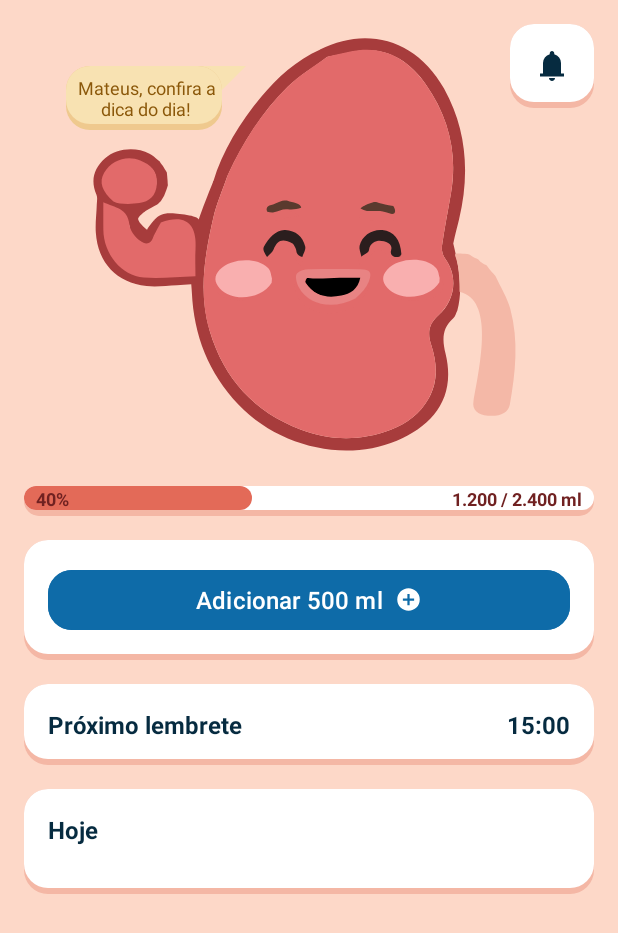
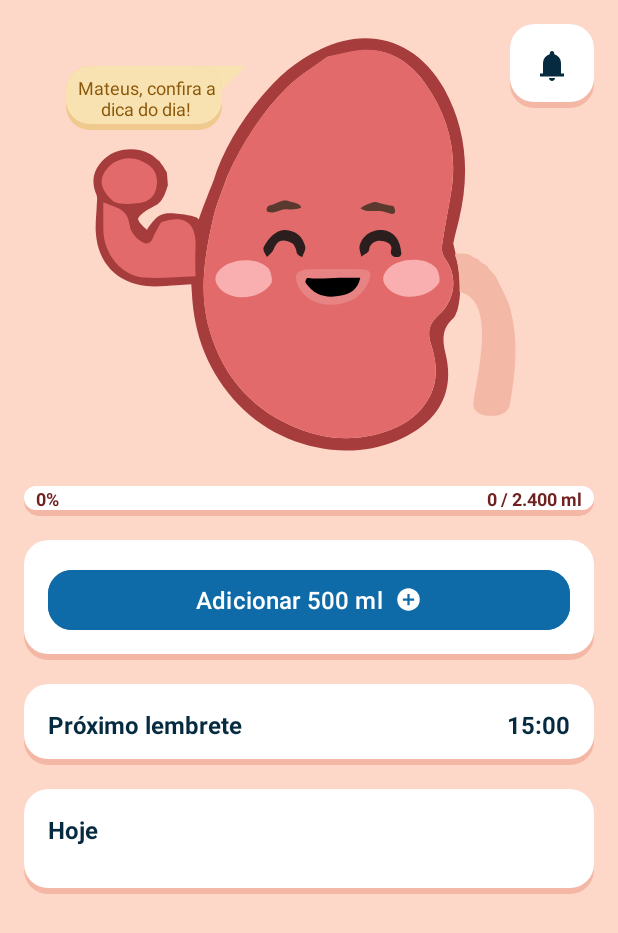
Before and after one commit to MateusPitura/app-android-kidney, an Android app: the screen it shows after launch (MainActivity), on a phone screen of 412 x 824 dp. Shown: the top 933 px of the screen. Run offline under Robolectric (Android 15) with nearby library versions, the phone set to English and light mode, and no system bars; our stand-ins replace Room's generated code.

```diff
--- a/app/src/main/java/com/example/my_kidney_app/DrinkDao.kt
+++ b/app/src/main/java/com/example/my_kidney_app/DrinkDao.kt
@@ -17,6 +17,11 @@ interface DrinkDao {
         ORDER BY timestamp DESC
     """)
     fun getTodayDrinks(): Flow<List<Drink>>
+    @Query("""
+        SELECT SUM(milliliters) FROM drink
+        WHERE date(datetime(timestamp / 1000, 'unixepoch', 'localtime')) = date('now', 'localtime')
+    """)
+    fun getTodayAmount(): Flow<Int?>
     @Query("DELETE FROM drink WHERE id = :id")
     suspend fun deleteById(id: Int)
     @Update
--- a/app/src/main/java/com/example/my_kidney_app/MainActivity.kt
+++ b/app/src/main/java/com/example/my_kidney_app/MainActivity.kt
@@ -11,6 +11,7 @@ import android.widget.ScrollView
 import android.widget.TextView
 import androidx.activity.enableEdgeToEdge
 import androidx.appcompat.app.AppCompatActivity
+import androidx.constraintlayout.widget.ConstraintLayout
 import androidx.core.content.ContextCompat
 import androidx.core.view.ViewCompat
 import androidx.core.view.WindowInsetsCompat
@@ -32,6 +33,10 @@ class MainActivity : AppCompatActivity() {
     private lateinit var deleteDrink: Button
     private lateinit var editDrink: Button
     private lateinit var rootView: ScrollView
+    private lateinit var amountBar: View
+    private lateinit var amountPercent: TextView
+    private lateinit var amountTotal: TextView
+    private lateinit var kidney: ImageView
 
     private val amountValues = arrayOf(
         R.id.amount_value_1000,
@@ -73,12 +78,14 @@ class MainActivity : AppCompatActivity() {
         db = AppDataBase.getDatabase(this)
 
         rootView = findViewById<ScrollView>(R.id.main)
-
-        val img = findViewById<ImageView>(R.id.kidney)
+        kidney = findViewById<ImageView>(R.id.kidney)
         addWater = findViewById<Button>(R.id.add_water)
         todayDrink = findViewById<ListView>(R.id.today_drinks)
+        amountBar = findViewById<View>(R.id.amount_bar)
+        amountPercent = findViewById<TextView>(R.id.amount_percent)
+        amountTotal = findViewById<TextView>(R.id.amount_total)
 
-        (img.drawable as? Animatable)?.start()
+        (kidney.drawable as? Animatable)?.start() // Inicia a animação dos olhos
 
         addWater.setOnClickListener {
             val newEntity = Drink(milliliters = 400)
@@ -94,6 +101,22 @@ class MainActivity : AppCompatActivity() {
             bottomSheet.dismiss()
         }
 
+        val amountBarParams = amountBar.layoutParams as ConstraintLayout.LayoutParams
+
+        lifecycleScope.launch {
+            db.drinkDao().getTodayAmount().collectLatest { amount ->
+                var percent = 0f
+                if (amount !== null) {
+                    percent = if (amount >= 2400) 1f else amount / 2400.toFloat() // 2400.toFloat() evita truncamento
+                }
+                amountBarParams.matchConstraintPercentWidth = percent
+                amountPercent.text = "${(percent * 100).toInt()}%"
+                amountTotal.text = "${amount ?: 0} / 2.400 ml"
+
+                amountBar.layoutParams = amountBarParams
+            }
+        }
+
         lifecycleScope.launch {
             db.drinkDao().getTodayDrinks().collectLatest { items ->
                 val adapter = DrinkAdapter(
@@ -103,7 +126,8 @@ class MainActivity : AppCompatActivity() {
                         val millilitersParsed = drink.milliliters.toString().padStart(4, '0')
                         for (i in amountValues.indices) {
                             val upButton = view.findViewById<ImageButton>(amountButtons[i])
-                            val downButton = view.findViewById<ImageButton>(amountButtons[i + 4])
+                            val downButton =
+                                view.findViewById<ImageButton>(amountButtons[i + 4])
                             val value = view.findViewById<TextView>(amountValues[i])
                             value.text = millilitersParsed[i].toString()
                             handleValue(upButton, value, 1, { v -> v < 9 })
@@ -136,14 +160,26 @@ class MainActivity : AppCompatActivity() {
                         deleteDrink.setOnClickListener {
                             lifecycleScope.launch {
                                 db.drinkDao().deleteById(drink.id)
-                                Snackbar.make(rootView, "Registro removido", Snackbar.LENGTH_LONG)
+                                Snackbar.make(
+                                    rootView,
+                                    "Registro removido",
+                                    Snackbar.LENGTH_LONG
+                                )
                                     .setAction("Desfazer") {
-                                        val newEntity = Drink(milliliters = drink.milliliters, timestamp = drink.timestamp)
+                                        val newEntity = Drink(
+                                            milliliters = drink.milliliters,
+                                            timestamp = drink.timestamp
+                                        )
                                         lifecycleScope.launch {
                                             db.drinkDao().insert(newEntity)
                                         }
                                     }
-                                    .setActionTextColor(ContextCompat.getColor(this@MainActivity, R.color.yellow))
+                                    .setActionTextColor(
+                                        ContextCompat.getColor(
+                                            this@MainActivity,
+                                            R.color.yellow
+                                        )
+                                    )
                                     .show()
                                 bottomSheet.dismiss()
                             }
@@ -152,18 +188,21 @@ class MainActivity : AppCompatActivity() {
                         editDrink = view.findViewById<Button>(R.id.editDrink)
                         editDrink.setOnClickListener {
                             var totalValue = ""
-                            for(i in amountValues.indices){
+                            for (i in amountValues.indices) {
                                 val value = view.findViewById<TextView>(amountValues[i])
                                 totalValue += value.text.toString()
                             }
 
                             val hourValue10 = view.findViewById<TextView>(R.id.hour_value_10)
                             val hourValue1 = view.findViewById<TextView>(R.id.hour_value_1)
-                            val minuteValue10 = view.findViewById<TextView>(R.id.minute_value_10)
+                            val minuteValue10 =
+                                view.findViewById<TextView>(R.id.minute_value_10)
                             val minuteValue1 = view.findViewById<TextView>(R.id.minute_value_1)
 
-                            val hour = hourValue10.text.toString().toInt() * 10 + hourValue1.text.toString().toInt()
-                            val minute = minuteValue10.text.toString().toInt() * 10 + minuteValue1.text.toString().toInt()
+                            val hour = hourValue10.text.toString()
+                                .toInt() * 10 + hourValue1.text.toString().toInt()
+                            val minute = minuteValue10.text.toString()
+                                .toInt() * 10 + minuteValue1.text.toString().toInt()
 
                             val calendar = Calendar.getInstance()
                             calendar.timeInMillis = drink.timestamp
@@ -171,7 +210,11 @@ class MainActivity : AppCompatActivity() {
                             calendar.set(Calendar.MINUTE, minute)
 
                             lifecycleScope.launch {
-                                val updatedDrink = Drink(id=drink.id, milliliters = totalValue.toInt(), timestamp = calendar.timeInMillis)
+                                val updatedDrink = Drink(
+                                    id = drink.id,
+                                    milliliters = totalValue.toInt(),
+                                    timestamp = calendar.timeInMillis
+                                )
                                 db.drinkDao().update(updatedDrink)
                                 bottomSheet.dismiss()
                             }
--- a/app/src/main/res/layout/activity_main.xml
+++ b/app/src/main/res/layout/activity_main.xml
@@ -89,6 +89,7 @@
             android:orientation="horizontal">
 
             <View
+                android:id="@+id/amount_bar"
                 android:layout_width="0dp"
                 android:layout_height="16dp"
                 android:background="@drawable/rounded"
@@ -102,6 +103,7 @@
                 app:layout_constraintWidth_percent="0.4" />
 
             <TextView
+                android:id="@+id/amount_percent"
                 android:layout_width="wrap_content"
                 android:layout_height="wrap_content"
                 android:layout_marginHorizontal="8dp"
@@ -117,6 +119,7 @@
                 app:layout_constraintVertical_bias="0.0" />
 
             <TextView
+                android:id="@+id/amount_total"
                 android:layout_width="wrap_content"
                 android:layout_height="wrap_content"
                 android:layout_marginHorizontal="8dp"
```
